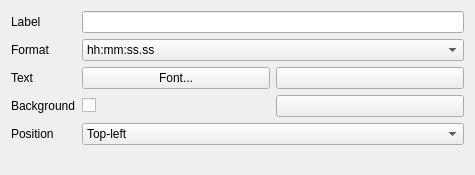
Before: the Qt Designer form crayfish/ui/crayfish_animation_layout_item_props.ui in lutraconsulting/qgis-crayfish-plugin, drawn with Qt 5.
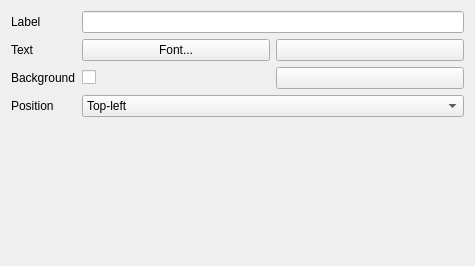
After: the same form once the commit is applied. Custom widgets are drawn as their Qt base class.

Commit message: Time format for animation export from Crayfish time settings.

The edit to the form file:
```diff
--- a/crayfish/ui/crayfish_animation_layout_item_props.ui
+++ b/crayfish/ui/crayfish_animation_layout_item_props.ui
@@ -7,13 +7,16 @@
     <x>0</x>
     <y>0</y>
     <width>475</width>
-    <height>175</height>
+    <height>266</height>
    </rect>
   </property>
   <property name="windowTitle">
    <string>Form</string>
   </property>
   <layout class="QFormLayout" name="formLayout">
+   <property name="fieldGrowthPolicy">
+    <enum>QFormLayout::AllNonFixedFieldsGrow</enum>
+   </property>
    <item row="0" column="0">
     <widget class="QLabel" name="lblLabel">
      <property name="text">
@@ -25,34 +28,13 @@
     <widget class="QLineEdit" name="editLabel"/>
    </item>
    <item row="1" column="0">
-    <widget class="QLabel" name="lblTimeFormat">
-     <property name="text">
-      <string>Format</string>
-     </property>
-    </widget>
-   </item>
-   <item row="1" column="1">
-    <widget class="QComboBox" name="cboTimeFormat">
-     <item>
-      <property name="text">
-       <string>hh:mm:ss.ss</string>
-      </property>
-     </item>
-     <item>
-      <property name="text">
-       <string>hh.hhh</string>
-      </property>
-     </item>
-    </widget>
-   </item>
-   <item row="2" column="0">
     <widget class="QLabel" name="lblText">
      <property name="text">
       <string>Text</string>
      </property>
     </widget>
    </item>
-   <item row="2" column="1">
+   <item row="1" column="1">
     <layout class="QHBoxLayout" name="horizontalLayout">
      <item>
       <widget class="QPushButton" name="btnFont">
@@ -70,14 +52,14 @@
      </item>
     </layout>
    </item>
-   <item row="3" column="0">
+   <item row="2" column="0">
     <widget class="QLabel" name="lblBackground">
      <property name="text">
       <string>Background</string>
      </property>
     </widget>
    </item>
-   <item row="3" column="1">
+   <item row="2" column="1">
     <layout class="QHBoxLayout" name="horizontalLayout_2">
      <item>
       <widget class="QCheckBox" name="chkBackground">
@@ -95,14 +77,14 @@
      </item>
     </layout>
    </item>
-   <item row="4" column="0">
+   <item row="3" column="0">
     <widget class="QLabel" name="lblPosition">
      <property name="text">
       <string>Position</string>
      </property>
     </widget>
    </item>
-   <item row="4" column="1">
+   <item row="3" column="1">
     <widget class="QComboBox" name="cboPosition">
      <item>
       <property name="text">
```
Left out of the diff: 3 changed lines with no effect on the pictures. The commit also changes 2 other files.
